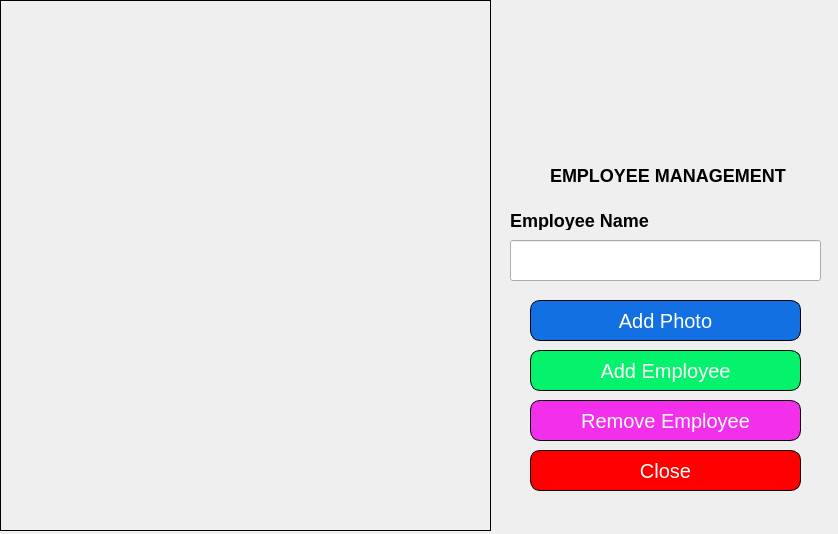
Old version of the form admin_gui/admin.ui in the repository NguyenTapLapTrinh/Final_Project.
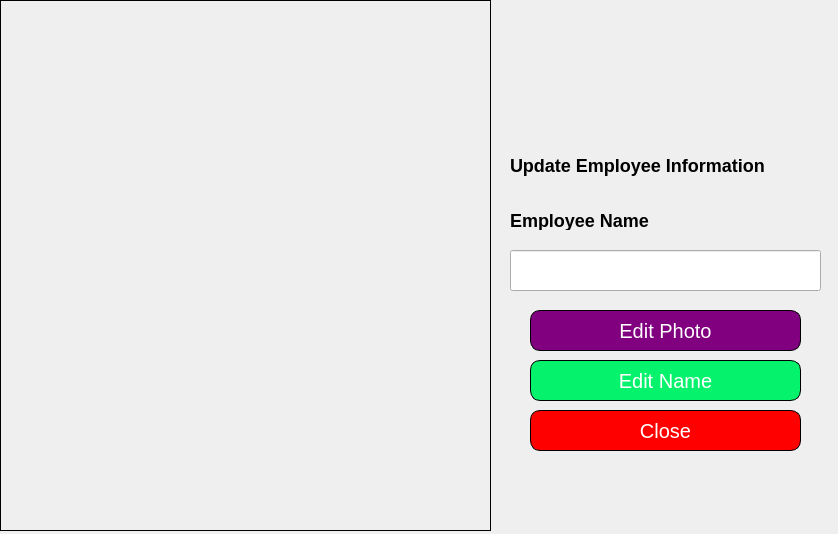
New version of the form. Icons and pictures are not drawn.

```diff
--- a/admin_gui/admin.ui
+++ b/admin_gui/admin.ui
@@ -33,7 +33,7 @@
    <property name="geometry">
     <rect>
      <x>530</x>
-     <y>350</y>
+     <y>360</y>
      <width>271</width>
      <height>41</height>
     </rect>
@@ -46,34 +46,34 @@
 font-size: 20px;</string>
    </property>
    <property name="text">
-    <string>Add Employee</string>
+    <string>Edit Name</string>
    </property>
   </widget>
   <widget class="QPushButton" name="add_photo">
    <property name="geometry">
     <rect>
      <x>530</x>
-     <y>300</y>
+     <y>310</y>
      <width>271</width>
      <height>41</height>
     </rect>
    </property>
    <property name="styleSheet">
-    <string notr="true">background-color: #1270e3;
+    <string notr="true">background-color: purple;
 border-radius: 10px;
 border: 1px solid black;
 color: #fff;
 font-size: 20px;</string>
    </property>
    <property name="text">
-    <string>Add Photo</string>
+    <string>Edit Photo</string>
    </property>
   </widget>
   <widget class="QLineEdit" name="input_name">
    <property name="geometry">
     <rect>
      <x>510</x>
-     <y>240</y>
+     <y>250</y>
      <width>311</width>
      <height>41</height>
     </rect>
@@ -102,9 +102,9 @@
   <widget class="QLabel" name="label_3">
    <property name="geometry">
     <rect>
-     <x>550</x>
-     <y>150</y>
-     <width>281</width>
+     <x>510</x>
+     <y>140</y>
+     <width>311</width>
      <height>51</height>
     </rect>
    </property>
@@ -116,13 +116,13 @@
 font-weight: 600;</string>
    </property>
    <property name="text">
-    <string>EMPLOYEE MANAGEMENT</string>
+    <string>Update Employee Information</string>
    </property>
   </widget>
   <widget class="QLabel" name="label_4">
    <property name="geometry">
     <rect>
-     <x>580</x>
+     <x>570</x>
      <y>20</y>
      <width>201</width>
      <height>121</height>
@@ -135,31 +135,11 @@
     <string/>
    </property>
   </widget>
-  <widget class="QPushButton" name="remove_employ">
-   <property name="geometry">
-    <rect>
-     <x>530</x>
-     <y>400</y>
-     <width>271</width>
-     <height>41</height>
-    </rect>
-   </property>
-   <property name="styleSheet">
-    <string notr="true">background-color: #f230ec;
-border-radius: 10px;
-border: 1px solid black;
-color: #fff;
-font-size: 20px;</string>
-   </property>
-   <property name="text">
-    <string>Remove Employee</string>
-   </property>
-  </widget>
   <widget class="QPushButton" name="close_btn">
    <property name="geometry">
     <rect>
      <x>530</x>
-     <y>450</y>
+     <y>410</y>
      <width>271</width>
      <height>41</height>
     </rect>
```
Left out of the diff: 4 changed lines with no effect on the pictures.
